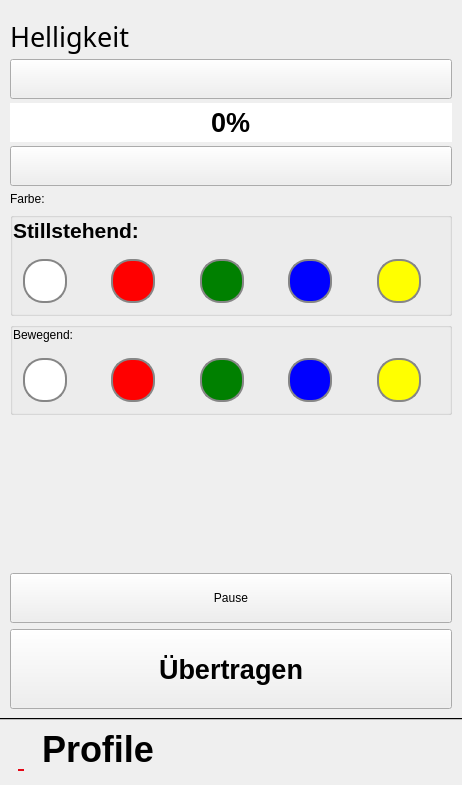
Above: klingelballui.ui from Sammasas/Klingelball-App before the change. Below: the same form after it.
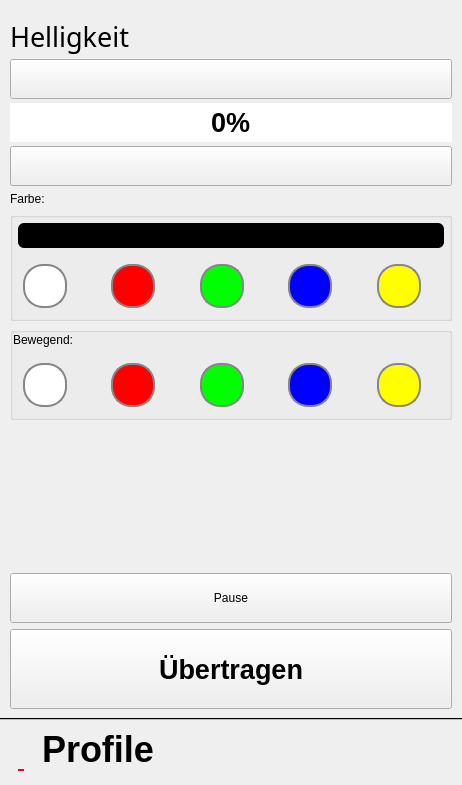
That is the form after the change. The open tabs and pages were chosen to show the change. Icons and pictures are not drawn.

Commit message:
Better Color selection
Background of Selection changes to selected color for better visibilty

Diff of the .ui file:
```diff
--- a/klingelballui.ui
+++ b/klingelballui.ui
@@ -1399,22 +1399,6 @@
            </property>
            <item>
             <layout class="QGridLayout" name="gridLayout_6">
-             <item row="0" column="0" colspan="3">
-              <widget class="QLabel" name="Stillstehend_Farbe_label">
-               <property name="font">
-                <font>
-                 <pointsize>16</pointsize>
-                 <bold>true</bold>
-                </font>
-               </property>
-               <property name="accessibleName">
-                <string>Stillstehend Farbauswahl Überschrift</string>
-               </property>
-               <property name="text">
-                <string>Stillstehend:</string>
-               </property>
-              </widget>
-             </item>
              <item row="1" column="0">
               <widget class="QRadioButton" name="Stillstehend_Farbe1">
                <property name="accessibleName">
@@ -1428,21 +1412,20 @@
 	margin-left: 10px;
 	margin-right: 10px;
 }
-
 QRadioButton::indicator{
 	background-color: white;
 	width: 40px;
 	height: 40px;
-	border: 2px solid #868686;
+	border: none;
 	border-radius: 20px;
 }
-
 QRadioButton::indicator:checked{
         border: 4px solid black;
 }
 
 QRadioButton::indicator:unchecked{
         border: 2px solid #868686;
+
 }
 
 </string>
@@ -1509,7 +1492,7 @@
 }
 
 QRadioButton::indicator{
-	background-color: green;
+	background-color: rgb(0, 255, 0);
 	width: 40px;
 	height: 40px;
 	border: none;
@@ -1607,6 +1590,30 @@
                </property>
               </widget>
              </item>
+             <item row="0" column="0" colspan="5">
+              <widget class="QLabel" name="Stillstehend_Farbe_label">
+               <property name="font">
+                <font>
+                 <pointsize>16</pointsize>
+                 <bold>true</bold>
+                </font>
+               </property>
+               <property name="accessibleName">
+                <string>Stillstehend Farbauswahl Überschrift</string>
+               </property>
+               <property name="styleSheet">
+                <string notr="true">QLabel{background: rgb(0, 0, 0);
+margin-top: 5px;
+margin-left: 5px;
+margin-right: 5px;
+border-radius: 6px;
+}</string>
+               </property>
+               <property name="text">
+                <string>Stillstehend:</string>
+               </property>
+              </widget>
+             </item>
             </layout>
            </item>
           </layout>
@@ -1743,7 +1750,7 @@
 }
 
 QRadioButton::indicator{
-	background-color: green;
+	background-color: rgb(0, 255, 0);
 	width: 40px;
 	height: 40px;
 	border: none;
```
Left out of the diff: 9 changed lines with no effect on the pictures. The commit also changes 4 other files.
